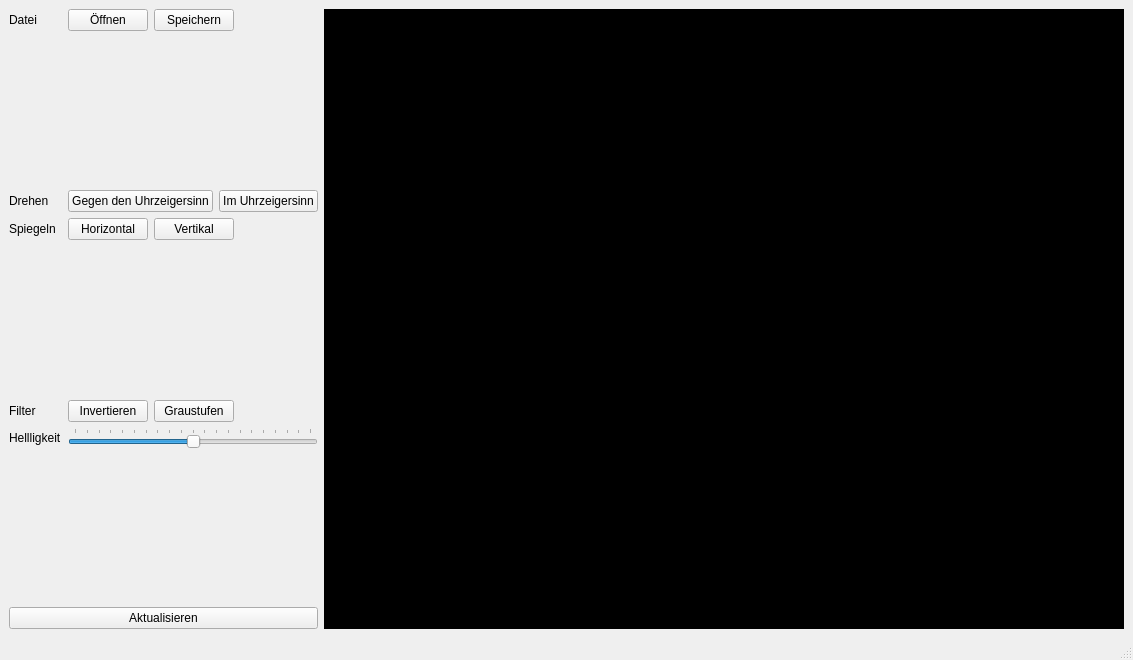
The window that .index.ui (clwalther/ImageEditor) describes before a commit, drawn with Qt 5.
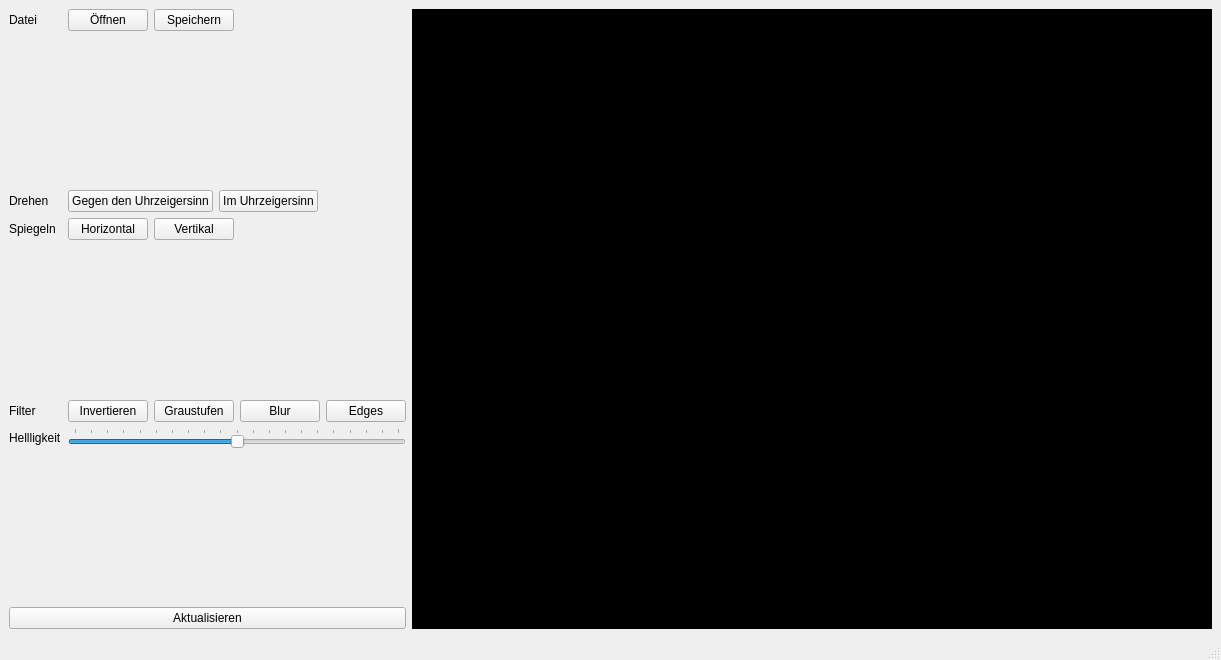
The same window after the commit.

Commit message: lars and blur

The edit to the form file:
```diff
--- a/.index.ui
+++ b/.index.ui
@@ -179,6 +179,20 @@
           </property>
          </widget>
         </item>
+        <item>
+         <widget class="QPushButton" name="btn_blur">
+          <property name="text">
+           <string>Blur</string>
+          </property>
+         </widget>
+        </item>
+        <item>
+         <widget class="QPushButton" name="btn_edge">
+          <property name="text">
+           <string>Edges</string>
+          </property>
+         </widget>
+        </item>
        </layout>
       </item>
       <item row="6" column="0">
```
The commit also changes 1 other file.
